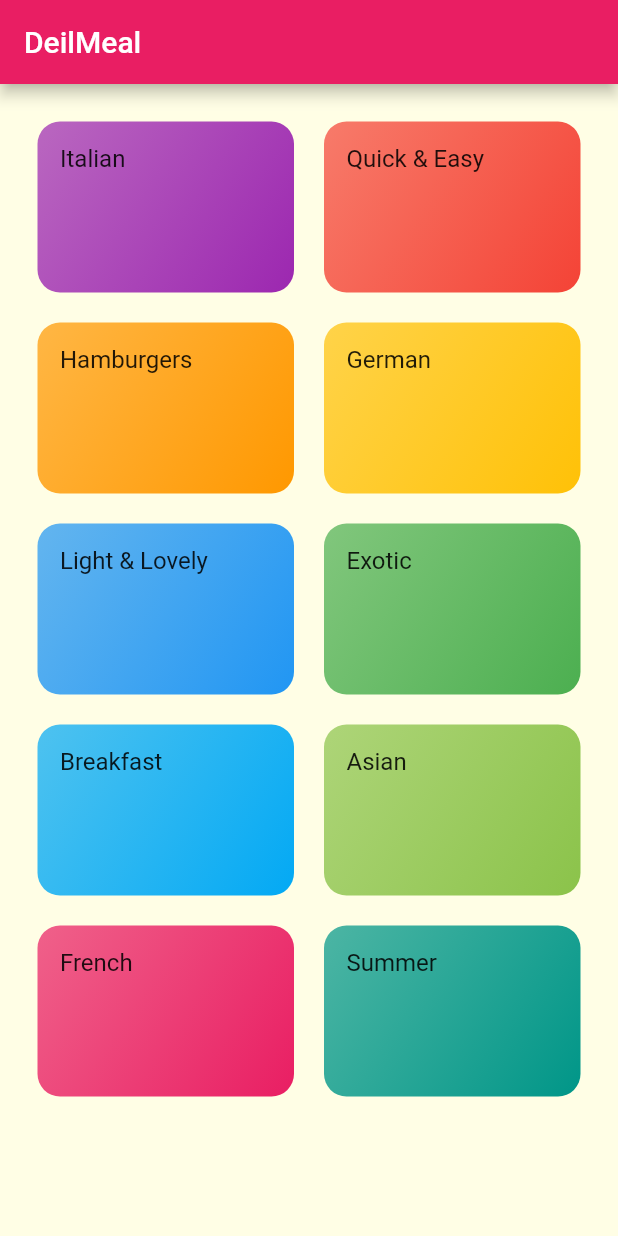
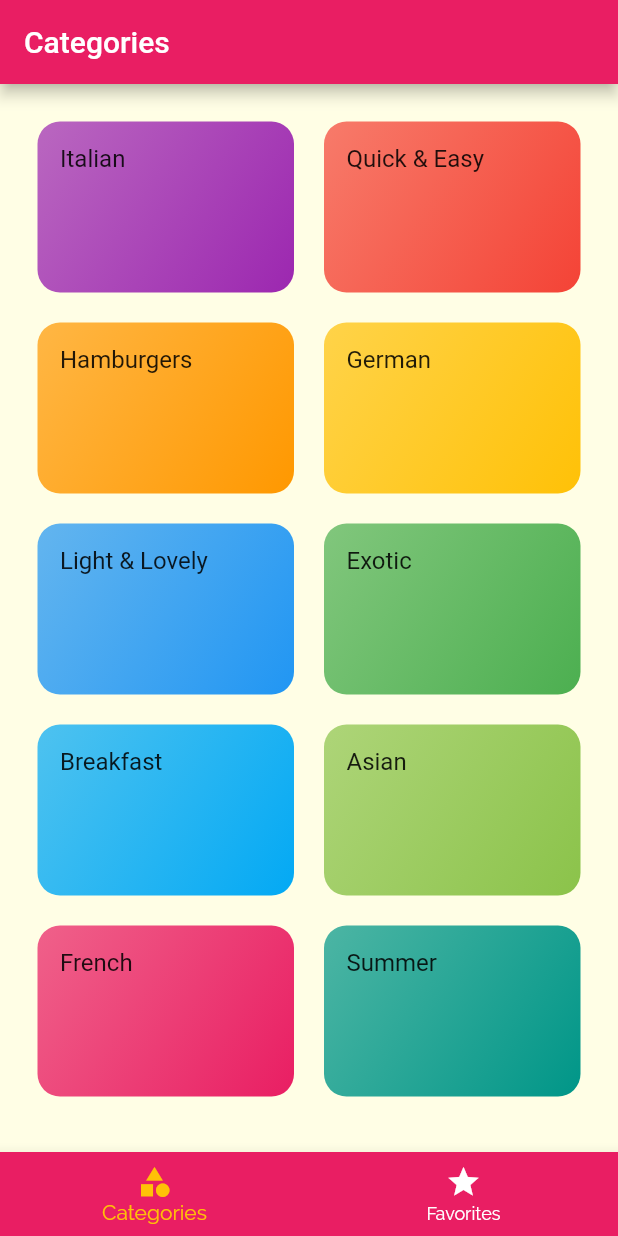
Before and after one commit to Vagabond8024/meals_app, a Flutter app: the screen it shows after launch, on a phone screen of 412 x 824 dp. Run offline on Flutter 3.47's test engine with Material 2 defaults, Android fonts, the phone set to English and light mode, and no system bars.

```diff
--- a/lib/main.dart
+++ b/lib/main.dart
@@ -2,6 +2,7 @@ import 'package:flutter/material.dart';
 import 'package:meals_app/screens/categories_screen.dart';
 import 'package:meals_app/screens/category_meals_screen.dart';
 import 'package:meals_app/screens/meal_detail_screen.dart';
+import 'package:meals_app/screens/tabs_screen.dart';
 
 void main() => runApp(const MyApp());
 
@@ -30,11 +31,13 @@ class MyApp extends StatelessWidget {
               )),
       initialRoute: '/',
       routes: {
-        '/': (context) => const CategoriesScreen(),
+        '/': (context) => TabsScreen(),
         '/category-meal': (context) => const CategoryMealsScreen(),
         '/meal-detail': (context) => const MealDetailScreen(),
       },
-      onGenerateRoute:(settings) => MaterialPageRoute(builder:(context) => CategoriesScreen(),),
+      onGenerateRoute: (settings) => MaterialPageRoute(
+        builder: (context) => const CategoriesScreen(),
+      ),
     );
   }
 }
--- a/lib/screens/categories_screen.dart
+++ b/lib/screens/categories_screen.dart
@@ -2,18 +2,13 @@ import 'package:flutter/material.dart';
 import 'package:meals_app/screens/views/category_item.dart';
 
 import '../dummy_data.dart';
-
 
 class CategoriesScreen extends StatelessWidget {
   const CategoriesScreen({Key? key}) : super(key: key);
 
   @override
   Widget build(BuildContext context) {
-    return Scaffold(
-      appBar: AppBar(
-        title: const Text('DeilMeal'),
-      ),
-      body: GridView(
+    return GridView(
       padding: const EdgeInsets.all(25),
       gridDelegate: const SliverGridDelegateWithMaxCrossAxisExtent(
         maxCrossAxisExtent: 200,
@@ -28,7 +23,6 @@ class CategoriesScreen extends StatelessWidget {
                 id: catData.id,
               ))
           .toList(),
-      ),
     );
   }
 }
--- /dev/null
+++ b/lib/screens/tabs_screen.dart
@@ -0,0 +1,55 @@
+// ignore_for_file: prefer_const_literals_to_create_immutables
+
+import 'package:flutter/material.dart';
+import 'package:meals_app/screens/categories_screen.dart';
+import 'package:meals_app/screens/favorires_screen.dart';
+
+class TabsScreen extends StatefulWidget {
+  TabsScreen({Key? key}) : super(key: key);
+
+  @override
+  State<TabsScreen> createState() => _TabsScreenState();
+}
+
+class _TabsScreenState extends State<TabsScreen> {
+  final List<Map<String, Object>> _pages = [
+    {'page': CategoriesScreen(), 'title': 'Categories'},
+    {'page': FavoritesScreen(), 'title': 'Favorites'},
+  ];
+
+  int _selectedPageIndex = 0;
+
+  void _selectePage(int index) {
+    setState(() {
+      _selectedPageIndex = index;
+    });
+  }
+
+  @override
+  Widget build(BuildContext context) {
+    return Scaffold(
+      appBar: AppBar(
+        title: Text(_pages[_selectedPageIndex]['title'] as String),
+      ),
+      body: _pages[_selectedPageIndex]['page'] as Widget,
+      bottomNavigationBar: BottomNavigationBar(
+        unselectedItemColor: Colors.white,
+        selectedItemColor: Theme.of(context).colorScheme.secondary,
+        backgroundColor: Theme.of(context).colorScheme.primary,
+        type: BottomNavigationBarType.fixed,
+        onTap: _selectePage,
+        currentIndex: _selectedPageIndex,
+        items: [
+          const BottomNavigationBarItem(
+            icon: Icon(Icons.category),
+            label: 'Categories',
+          ),
+          const BottomNavigationBarItem(
+            icon: Icon(Icons.star),
+            label: 'Favorites',
+          )
+        ],
+      ),
+    );
+  }
+}
```
Also changed, not shown: lib/screens/favorires_screen.dart (added, +10 -0 lines), lib/screens/meal_detail_screen.dart (+4 -4 lines). Lines whose indentation alone changed are shown as unchanged.
